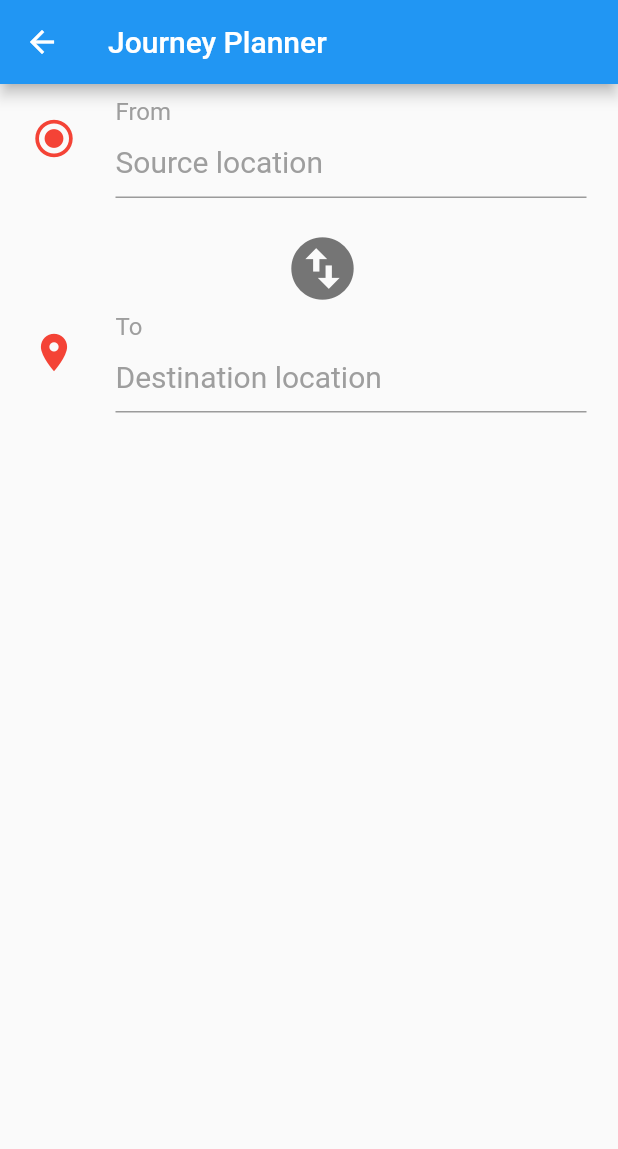
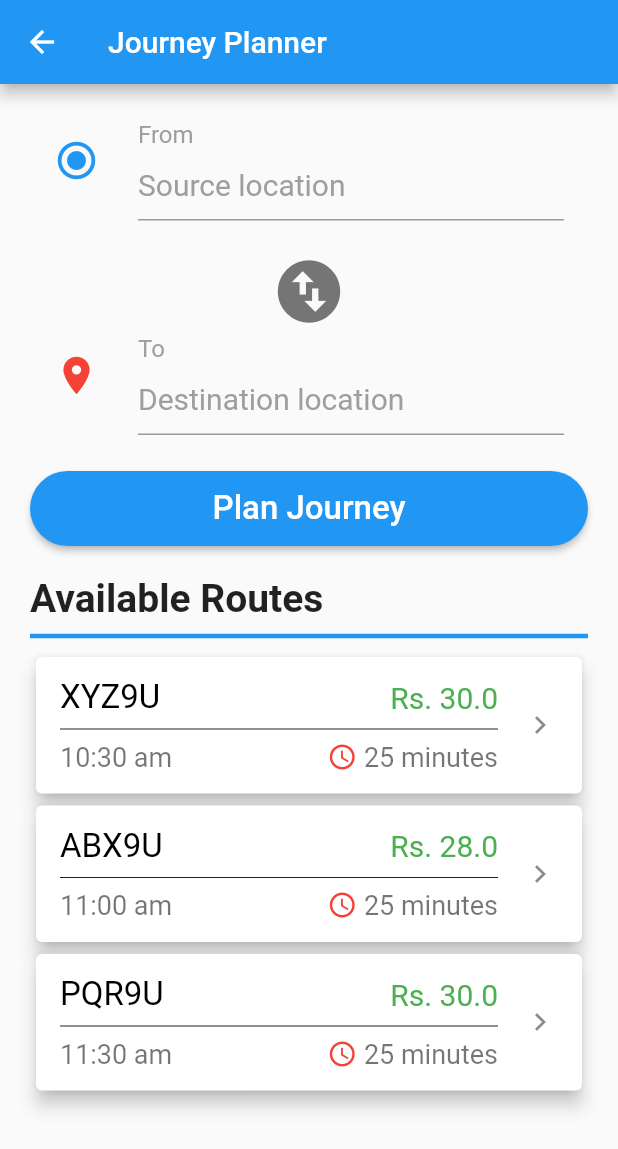
Before and after one commit to SAITARUN55/metroapp, a Flutter app: the PlanJourneyPage screen opened directly, after a tap on the "swap vertical circle" icon, on a phone screen of 412 x 824 dp. Shown: the top 1149 px of the screen. Run offline on Flutter 3.47's test engine with Material 2 defaults, Android fonts, the phone set to English and light mode, and no system bars.

Commit message:
Added Journey planner design

```diff
--- a/lib/pages/plan_journey_page.dart
+++ b/lib/pages/plan_journey_page.dart
@@ -1,4 +1,5 @@
 import 'package:flutter/material.dart';
+import 'package:metroapp/pages/journey_page.dart';
 
 class PlanJourneyPage extends StatefulWidget {
   PlanJourneyPage({Key key}) : super(key: key);
@@ -8,9 +9,27 @@ class PlanJourneyPage extends StatefulWidget {
 }
 
 class _PlanJourneyPageState extends State<PlanJourneyPage> {
-
   TextEditingController fromStationController = new TextEditingController();
   TextEditingController toStationController = new TextEditingController();
+  TextEditingController temporaryController = new TextEditingController();
+
+  List<AvailableRoutes> routeList = [
+    AvailableRoutes(
+        routeNumber: "XYZ9U",
+        fareAmount: 30,
+        arrivalTime: '10:30 am',
+        travelTime: '25 minutes'),
+    AvailableRoutes(
+        routeNumber: "ABX9U",
+        fareAmount: 28,
+        arrivalTime: '11:00 am',
+        travelTime: '25 minutes'),
+    AvailableRoutes(
+        routeNumber: "PQR9U",
+        fareAmount: 30,
+        arrivalTime: '11:30 am',
+        travelTime: '25 minutes'),
+  ];
 
   @override
   Widget build(BuildContext context) {
@@ -19,14 +38,14 @@ class _PlanJourneyPageState extends State<PlanJourneyPage> {
         title: Text('Journey Planner'),
       ),
       body: Container(
-        padding: EdgeInsets.all(5),
-        child: Column(
+        padding: EdgeInsets.all(20),
+        child: ListView(
           children: <Widget>[
             ListTile(
               leading: Icon(
                 Icons.radio_button_checked,
                 size: 30,
-                color: Colors.red,
+                color: Colors.blue,
               ),
               title: Text(
                 'From',
@@ -51,7 +70,14 @@ class _PlanJourneyPageState extends State<PlanJourneyPage> {
                     color: Colors.grey.shade600,
                   ),
                   onPressed: () {
-                    setState(() {});
+                    setState(() {
+                      if (fromStationController != null &&
+                          toStationController != null) {
+                        temporaryController.value = fromStationController.value;
+                        fromStationController.value = toStationController.value;
+                        toStationController.value = temporaryController.value;
+                      }
+                    });
                   }),
             ),
             ListTile(
@@ -67,8 +93,132 @@ class _PlanJourneyPageState extends State<PlanJourneyPage> {
                 ),
               ),
             ),
+            Container(
+              margin: EdgeInsets.only(top: 20, bottom: 20),
+              height: 50,
+              child: RaisedButton(
+                shape: RoundedRectangleBorder(
+                    borderRadius: BorderRadius.circular(50.0)),
+                color: Colors.blue,
+                onPressed: () {},
+                child: Text(
+                  'Plan Journey',
+                  style: TextStyle(
+                    fontSize: 22,
+                    color: Colors.white,
+                  ),
+                ),
+              ),
+            ),
+            Text(
+              'Available Routes',
+              style: TextStyle(
+                fontSize: 26,
+                fontWeight: FontWeight.bold,
+              ),
+            ),
+            Divider(
+              color: Colors.blue,
+              thickness: 3,
+              height: 20,
+            ),
+            ListView.builder(
+              physics: ScrollPhysics(),
+              shrinkWrap: true,
+              itemCount: routeList.length,
+              itemBuilder: (context, index) {
+                return GestureDetector(
+                  child: Card(
+                    elevation: 5.0,
+                    child: Column(
+                      children: <Widget>[
+                        Padding(
+                          padding: const EdgeInsets.only(top: 10, bottom: 10),
+                          child: ListTile(
+                            title: Row(
+                              children: <Widget>[
+                                Text(
+                                  routeList[index].routeNumber,
+                                  style: TextStyle(
+                                      fontSize: 22, color: Colors.black),
+                                ),
+                                Expanded(
+                                  child: Text(
+                                    'Rs. ${routeList[index].fareAmount}',
+                                    textAlign: TextAlign.right,
+                                    style: TextStyle(
+                                      fontSize: 20,
+                                      color: Colors.green,
+                                    ),
+                                  ),
+                                ),
+                              ],
+                            ),
+                            subtitle: Column(
+                              children: <Widget>[
+                                Divider(
+                                  color: Colors.grey.shade900,
+                                ),
+                                Row(
+                                  children: <Widget>[
+                                    Text(
+                                      '${routeList[index].arrivalTime}',
+                                      style: TextStyle(
+                                        fontSize: 18,
+                                      ),
+                                    ),
+                                    Expanded(
+                                      child: Row(
+                                        mainAxisAlignment:
+                                            MainAxisAlignment.end,
+                                        children: <Widget>[
+                                          Icon(
+                                            Icons.access_time,
+                                            size: 20,
+                                            color: Colors.red,
+                                          ),
+                                          Text(
+                                            ' ${routeList[index].travelTime}',
+                                            style: TextStyle(
+                                              fontSize: 18,
+                                            ),
+                                          ),
+                                        ],
+                                      ),
+                                    )
+                                  ],
+                                ),
+                              ],
+                            ),
+                            trailing: Icon(Icons.chevron_right),
+                          ),
+                        ),
+                      ],
+                    ),
+                  ),
+                  onTap: () {
+                    Navigator.push(context,
+                        MaterialPageRoute(builder: (_) => JourneyPage()));
+                  },
+                );
+              },
+            ),
           ],
         ),
-      ));
+      ),
+    );
   }
 }
+
+class AvailableRoutes {
+  String routeNumber;
+  double fareAmount;
+  String arrivalTime;
+  String travelTime;
+
+  AvailableRoutes(
+      {@required this.routeNumber,
+      @required this.fareAmount,
+      @required this.arrivalTime,
+      @required this.travelTime});
+}
```
